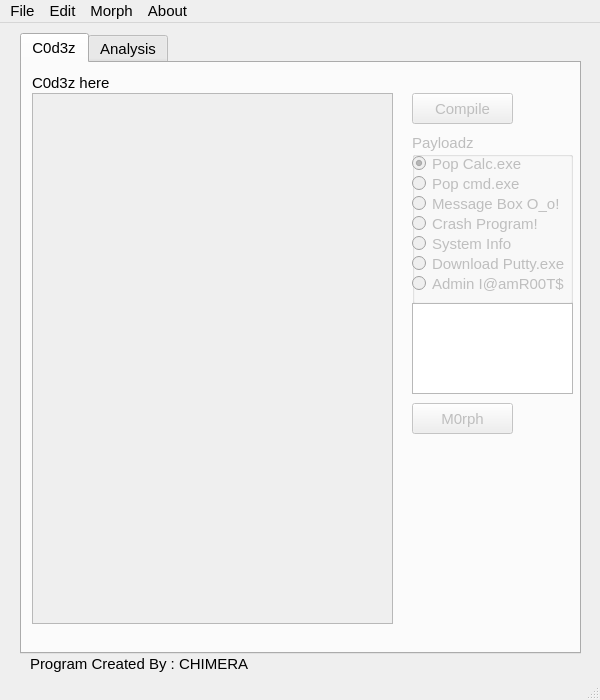
First picture: the form in Polymorphic_Engine_V1/mainwindow.ui, repository metherlence784/FYP-Polymorphic-Engine, before the edit.
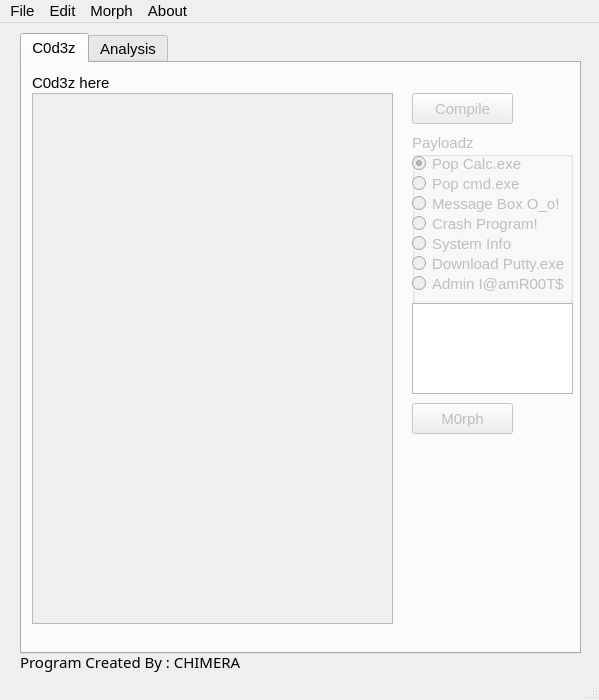
Second picture: the form after the edit.

Commit message: Changed the font of trademark label

```diff
--- a/Polymorphic_Engine_V1/mainwindow.ui
+++ b/Polymorphic_Engine_V1/mainwindow.ui
@@ -6,7 +6,7 @@
    <rect>
     <x>0</x>
     <y>0</y>
-    <width>600</width>
+    <width>599</width>
     <height>700</height>
    </rect>
   </property>
@@ -459,12 +459,20 @@
    <widget class="QLabel" name="Trademark">
     <property name="geometry">
      <rect>
-      <x>30</x>
-      <y>630</y>
-      <width>241</width>
-      <height>21</height>
+      <x>20</x>
+      <y>623</y>
+      <width>261</width>
+      <height>31</height>
      </rect>
     </property>
+    <property name="font">
+     <font>
+      <family>Imprint MT Shadow</family>
+      <pointsize>11</pointsize>
+      <weight>50</weight>
+      <bold>false</bold>
+     </font>
+    </property>
     <property name="text">
      <string>Program Created By : CHIMERA</string>
     </property>
@@ -475,7 +483,7 @@
     <rect>
      <x>0</x>
      <y>0</y>
-     <width>600</width>
+     <width>599</width>
      <height>26</height>
     </rect>
    </property>
```
Left out of the diff: 1 changed line with no effect on the pictures. The commit also changes 60 other files.
